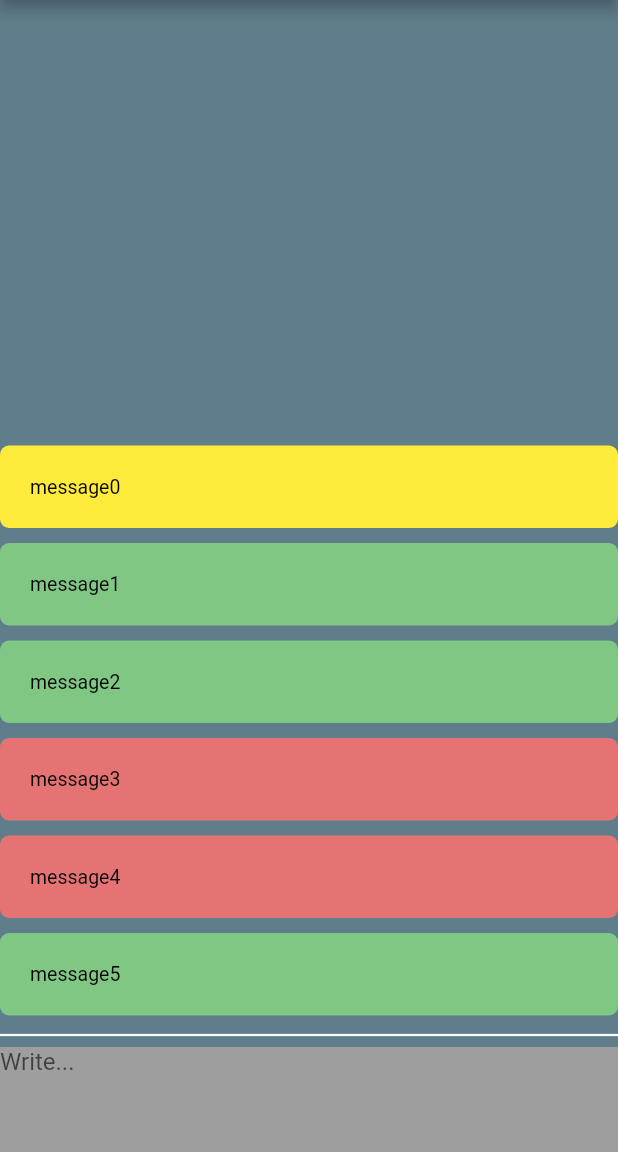
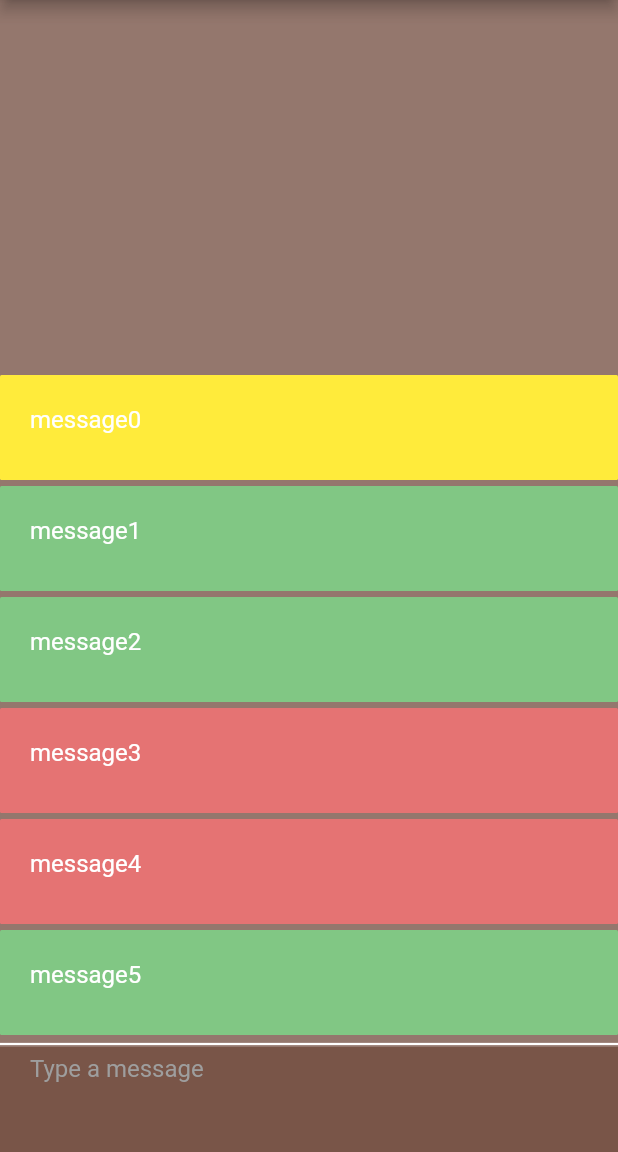
Before and after one commit to HishamYahya/solif, a Flutter app: the screen it shows after launch, after a tap on an icon or button, on a phone screen of 412 x 824 dp, the part 84-1236 px from its top. Run offline on Flutter 3.47's test engine with Material 2 defaults, Android fonts, the phone set to English and light mode, and no system bars; our stand-ins replace cloud_firestore; accounts and stored records are empty.

Commit message:
Improved chat screen layout

```diff
--- a/lib/components/MessageTile.dart
+++ b/lib/components/MessageTile.dart
@@ -8,21 +8,26 @@ class MessageTile extends StatelessWidget {
 
   @override
   Widget build(BuildContext context) {
-    return Container(
+    return Column(children: <Widget>[
+      Container(
         padding: EdgeInsets.all(20),
-      margin: EdgeInsets.symmetric(vertical: 5),
+        margin: EdgeInsets.only(bottom:4),
         width: double.infinity,
+        height: 70,
         decoration: BoxDecoration(
           color: color,
-        borderRadius: BorderRadius.circular(6),
+          borderRadius: BorderRadius.circular(1),
         ),
         child: Text(
           message,
           style: TextStyle(
-          fontSize: 13,
-          color: Colors.black,
+            fontSize: 16,
+            color: Colors.white,
           ),
         ),
-    );
+      ),
+      //Divider(
+    //  )
+    ]);
   }
 }
--- a/lib/screens/ChatScreen.dart
+++ b/lib/screens/ChatScreen.dart
@@ -20,6 +20,7 @@ class ChatScreen extends StatefulWidget {
 }
 
 class _ChatScreenState extends State<ChatScreen> {
+  String messageValue;
   List<MessageTile> messages = getMessages();
   final TextEditingController messageController = TextEditingController();
 
@@ -42,6 +43,9 @@ class _ChatScreenState extends State<ChatScreen> {
   // holds salfh id
   String salfhID;
   void saveDoc() async {
+
+
+
     /////////////////// approach without using models kinda
     // try {
     //   final ref = await firestore.collection("Swalf").add({
@@ -116,9 +120,9 @@ class _ChatScreenState extends State<ChatScreen> {
     return Scaffold(
         appBar: AppBar(
           title: Text(widget.title),
-          backgroundColor: widget.color,
+          backgroundColor: widget.color.withOpacity(0.8),
         ),
-        backgroundColor: kMainColor,
+        backgroundColor: widget.color.withOpacity(0.8),
         body: Column(
           children: <Widget>[
             // StreamBuilder<QuerySnapshot>(
@@ -137,23 +141,40 @@ class _ChatScreenState extends State<ChatScreen> {
               ),
             ),
             Divider(
+              height: 4,
               color: Colors.white,
               thickness: 1.5,
             ),
             Container(
+              padding: EdgeInsets.only(left: 20,top: 5),
               height: 70,
               //margin: EdgeInsets.symmetric(horizontal: 5),
               decoration: BoxDecoration(
-                color: Colors.grey,
+                color: widget.color ,
                 // borderRadius: BorderRadius.circular(20),
               ),
               child: TextField(
-                decoration: InputDecoration.collapsed(hintText: "Write..."),
+                decoration: InputDecoration.collapsed(
+
+                  hoverColor: Colors.white,
+                  hintText: "Type a message",
+                  hintStyle: TextStyle(
+                    color: Colors.grey,
+                    fontSize: 16,
+
+
+                  )
+                ),
                 controller: messageController,
-                onSubmitted: (msg) {
+                onChanged: (String value){
+
+                   messageValue = value;
+
+                },
+                onSubmitted: (_) {
                   setState(() {
                     messages.add(MessageTile(
-                      message: msg,
+                      message: messageValue,
                       color: widget.color,
                     ));
                     messageController.clear();
```
Lines whose indentation alone changed are shown as unchanged.
